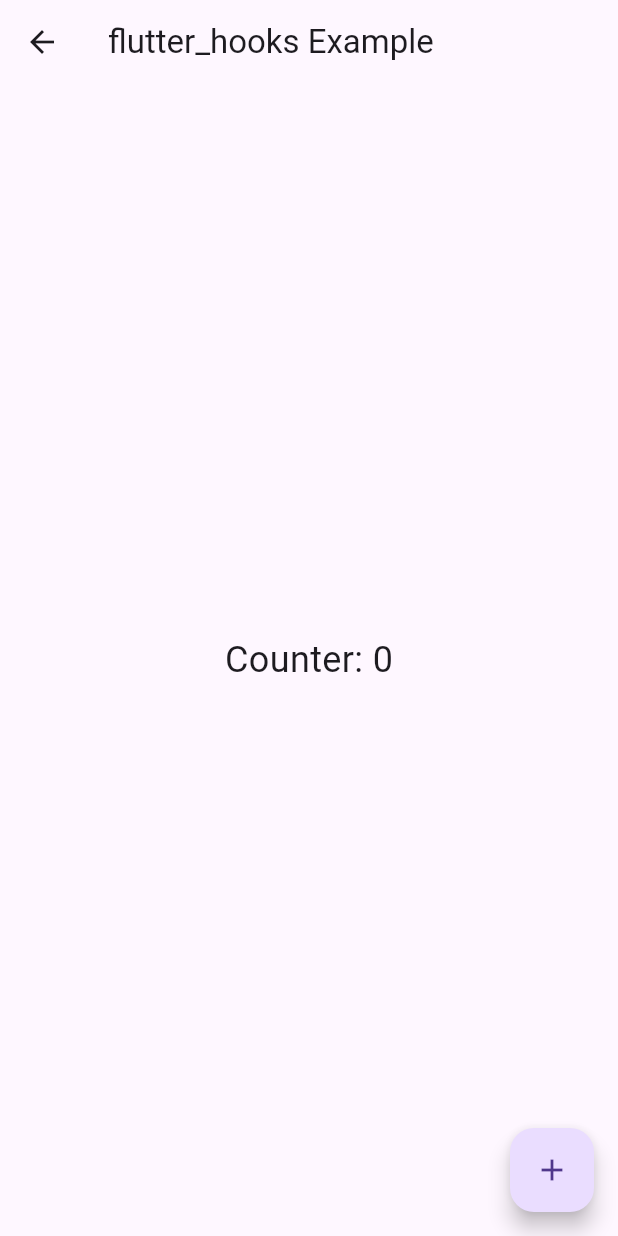
After one commit to LR56c/challenge_with_flutter, a Flutter app: the screen it shows after launch, after a tap on "Counter", on a phone screen of 412 x 824 dp. The commit adds this screen. Run offline on Flutter 3.47's test engine with Material 3 defaults, Android fonts, the phone set to English and light mode, and no system bars; our stand-ins replace auto_route, firebase_core, firebase_messaging, flutter_hooks, flutter_local_notifications, freezed_annotation and 5 more; missing offline and left inert: mapbox_maps_flutter; accounts and stored records are empty; generated files the repository leaves out were written again.

```diff
--- /dev/null
+++ b/lib/features/counter/counter_screen.dart
@@ -0,0 +1,61 @@
+import 'package:auto_route/auto_route.dart';
+import 'package:flutter/material.dart';
+import 'package:flutter_hooks/flutter_hooks.dart';
+import 'package:flutter/material.dart';
+
+// class CounterScreen extends StatefulWidget {
+//   @override
+//   _CounterScreenState createState() => _CounterScreenState();
+// }
+//
+// class _CounterScreenState extends State<CounterScreen> {
+//   int _counter = 0;
+//
+//   void _incrementCounter() {
+//     setState(() {
+//       _counter++;
+//     });
+//   }
+//
+//   @override
+//   Widget build(BuildContext context) {
+//     print('CounterScreen build');
+//
+//     return Scaffold(
+//       appBar: AppBar(title: Text('StatefulWidget Example')),
+//       body: Center(
+//         child: Text(
+//           'Counter: $_counter',
+//           style: TextStyle(fontSize: 24),
+//         ),
+//       ),
+//       floatingActionButton: FloatingActionButton(
+//         onPressed: _incrementCounter,
+//         child: Icon(Icons.add),
+//       ),
+//     );
+//   }
+// }
+
+@RoutePage()
+class CounterScreen extends HookWidget {
+  @override
+  Widget build(BuildContext context) {
+    final counter = useState(0);
+
+    print('CounterScreen build');
+    return Scaffold(
+      appBar: AppBar(title: Text('flutter_hooks Example')),
+      body: Center(
+        child: Text(
+          'Counter: ${counter.value}',
+          style: TextStyle(fontSize: 24),
+        ),
+      ),
+      floatingActionButton: FloatingActionButton(
+        onPressed: () => counter.value++,
+        child: Icon(Icons.add),
+      ),
+    );
+  }
+}
--- a/lib/features/home/home_screen.dart
+++ b/lib/features/home/home_screen.dart
@@ -80,7 +80,12 @@ class _HomeScreenState extends State<HomeScreen> {
                 onPressed: () {
                   context.router.push(const TodoRoute());
                 },
-                child: const Text('Todo'))
+                child: const Text('Todo')),
+            TextButton(
+                onPressed: () {
+                  context.router.push(const CounterRoute());
+                },
+                child: const Text('Counter'))
           ],
         ));
   }
--- a/lib/features/todo/model/todo.dart
+++ b/lib/features/todo/model/todo.dart
@@ -10,6 +10,10 @@ class Todo with _$Todo {
     required String todo,
     required bool completed,
   }) = _Todo;
+  // const factory Todo.empty() = TodoEmpty;
+  // const factory Todo.filling() = TodoFilling;
+  // const factory Todo.inactive() = TodoInactive;
+  // const factory Todo.list(List<String> list) = TodoList;
 
   factory Todo.fromJson(Map<String, Object?> json) => _$TodoFromJson(json);
 }
--- a/lib/main.dart
+++ b/lib/main.dart
@@ -4,6 +4,7 @@ import 'package:flutter/foundation.dart';
 import 'package:flutter/material.dart';
 import 'package:flutter_local_notifications/flutter_local_notifications.dart';
 import 'package:firebase_core/firebase_core.dart';
+import 'package:hooks_riverpod/hooks_riverpod.dart';
 import 'package:mapbox_maps_flutter/mapbox_maps_flutter.dart';
 
 import 'firebase_options.dart';
@@ -28,9 +29,11 @@ void main() async {
 
   final _appRouter = AppRouter();
   runApp(
-    MaterialApp.router(
-      routerConfig: _appRouter.config(),
-      debugShowCheckedModeBanner: false,
+    ProviderScope(
+      child: MaterialApp.router(
+        routerConfig: _appRouter.config(),
+        debugShowCheckedModeBanner: false,
+      ),
     ),
   );
 }
--- a/lib/router.dart
+++ b/lib/router.dart
@@ -29,5 +29,6 @@ class AppRouter extends RootStackRouter {
     AutoRoute(page: SmsRoute.page),
     AutoRoute(page: MapRoute.page),
     AutoRoute(page: TodoRoute.page),
+    AutoRoute(page: CounterRoute.page),
   ];
 }
```
Also changed, not shown: lib/features/todo/provider/todos.dart (+38 -1 lines), lib/features/todo/todo_screen.dart (+26 -4 lines), lib/features/todo/provider/todos.g.dart, lib/router.gr.dart.
